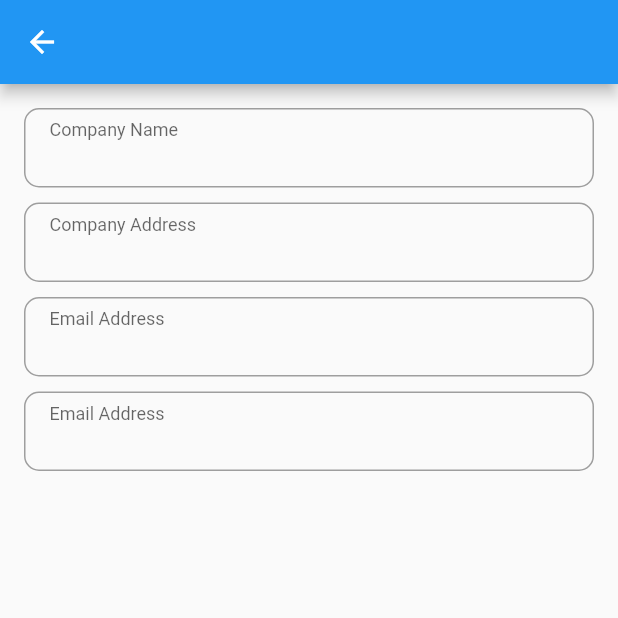
After one commit to ensarhoxhaa/quotation_module, a Flutter app: the QuotationAddCompanyDetailsScreen screen opened directly, on a phone screen of 412 x 824 dp, the top half of it. The commit adds this screen. Run offline on Flutter 3.47's test engine with Material 2 defaults, Android fonts, the phone set to English and light mode, and no system bars; our stand-ins replace dio, flutter_riverpod, flutter_svg; missing offline and left inert: data_class_plugin.

Commit message:
created quotation flow

```diff
--- /dev/null
+++ b/lib/components/app_text_field.dart
@@ -0,0 +1,99 @@
+import 'package:flutter/material.dart';
+import 'package:flutter_svg/flutter_svg.dart';
+
+class AppTextField extends StatelessWidget {
+  const AppTextField({
+    required this.textEditingController,
+    required this.label,
+    required this.maxLines,
+    this.onTap,
+    required this.showError,
+    this.errorText,
+    required this.autoFocus,
+    this.scrollPadding,
+    this.onChanged,
+    this.color,
+    this.height,
+    this.autoCorrect,
+    required this.showIcon,
+    required this.iconPath,
+    this.textInputType,
+    required this.editable,
+    this.focusNode,
+    Key? key}) : super(key: key);
+
+  final TextEditingController textEditingController;
+  final String label;
+  final int maxLines;
+  final VoidCallback? onTap;
+  final bool showError;
+  final String? errorText;
+  final bool autoFocus;
+  final double? scrollPadding;
+  final void Function(String)? onChanged;
+  final Color? color;
+  final double? height;
+  final bool? autoCorrect;
+  final bool showIcon;
+  final String iconPath;
+  final TextInputType? textInputType;
+  final bool editable;
+  final FocusNode? focusNode;
+
+  @override
+  Widget build(BuildContext context) {
+    return Column(
+      crossAxisAlignment: CrossAxisAlignment.start,
+      children: [
+        Container(
+          height: maxLines > 1 ? null : height,
+          padding: EdgeInsets.only(left: 16),
+          decoration: BoxDecoration(
+            color: color,
+            border: Border.all(color: showError ? Colors.red : Colors.grey),
+            borderRadius: BorderRadius.all(
+              Radius.circular(10),
+            ),
+          ),
+          child: Row(
+            children: [
+              Expanded(
+                child: TextFormField(
+                  focusNode: focusNode,
+                  enabled: editable ?? true,
+                  enableInteractiveSelection: true,
+                  textCapitalization: TextCapitalization.sentences,
+                  controller: textEditingController,
+                  onTap: onTap,
+                  onChanged: onChanged,
+                  maxLines: maxLines,
+                  autofocus: autoFocus,
+                  enableSuggestions: autoCorrect ?? true,
+                  autocorrect: autoCorrect ?? true,
+                  keyboardType: textInputType ?? TextInputType.text,
+                  scrollPadding: EdgeInsets.only(bottom: scrollPadding ?? 120),
+                  decoration: InputDecoration(
+                      contentPadding: EdgeInsets.only(top: 8,bottom: 8),
+                      labelText: label,
+                      // labelStyle: textFieldLabelTextStyle,
+                      labelStyle: TextStyle(),
+                      border: InputBorder.none,
+                      floatingLabelBehavior: FloatingLabelBehavior.always),
+                ),
+              ),
+              showIcon ?? false ? Padding(
+                padding: const EdgeInsets.only(right: 16),
+                child: SvgPicture.asset(iconPath),
+              ) : SizedBox()
+            ],
+          ),
+        ),
+        showError
+            ? Padding(
+            padding: EdgeInsets.only(left: 12,top: 8),
+            child: Text(errorText ?? "",style: TextStyle(fontSize: 12,color: Colors.red),))
+            : const SizedBox()
+      ],
+    );
+  }
+}
--- a/lib/repository/quotation_repository.dart
+++ b/lib/repository/quotation_repository.dart
@@ -1,3 +1,10 @@
+import 'package:flutter_riverpod/flutter_riverpod.dart';
+import 'package:quotation_module/services/quotation_service.dart';
+
+final apiService = Provider<QuotationRepository>((ref) => QuotationRepository(ref.watch(quotationService)));
+
 class QuotationRepository {
+  final IQuotationService quotationService;
 
+  QuotationRepository(this.quotationService);
 }
--- /dev/null
+++ b/lib/screens/quotation_creation_flow/quotation_add_company_details_screen.dart
@@ -0,0 +1,59 @@
+import 'package:flutter/material.dart';
+import 'package:quotation_module/components/app_text_field.dart';
+
+class QuotationAddCompanyDetailsScreen extends StatelessWidget {
+  const QuotationAddCompanyDetailsScreen({Key? key}) : super(key: key);
+
+  @override
+  Widget build(BuildContext context) {
+    return Scaffold(
+      appBar: AppBar(),
+      body: Padding(
+        padding: const EdgeInsets.all(16.0),
+        child: Column(
+          children: [
+            AppTextField(
+                textEditingController: TextEditingController(),
+                label: "Company Name",
+                maxLines: 1,
+                showError: false,
+                autoFocus: false,
+                showIcon: false,
+                iconPath: "",
+                editable: true),
+            SizedBox(height: 10,),
+            AppTextField(
+                textEditingController: TextEditingController(),
+                label: "Company Address",
+                maxLines: 1,
+                showError: false,
+                autoFocus: false,
+                showIcon: false,
+                iconPath: "",
+                editable: true),
+            SizedBox(height: 10,),
+            AppTextField(
+                textEditingController: TextEditingController(),
+                label: "Email Address",
+                maxLines: 1,
+                showError: false,
+                autoFocus: false,
+                showIcon: false,
+                iconPath: "",
+                editable: true),
+            SizedBox(height: 10,),
+            AppTextField(
+                textEditingController: TextEditingController(),
+                label: "Email Address",
+                maxLines: 1,
+                showError: false,
+                autoFocus: false,
+                showIcon: false,
+                iconPath: "",
+                editable: true)
+          ],
+        ),
+      ),
+    );
+  }
+}
--- /dev/null
+++ b/lib/screens/quotation_creation_flow/quotation_add_details_screen.dart
@@ -0,0 +1,10 @@
+import 'package:flutter/material.dart';
+
+class QuotationAddDetailsScreen extends StatelessWidget {
+  const QuotationAddDetailsScreen({Key? key}) : super(key: key);
+
+  @override
+  Widget build(BuildContext context) {
+    return Container();
+  }
+}
--- /dev/null
+++ b/lib/screens/quotation_creation_flow/quotation_add_images_screen.dart
@@ -0,0 +1,10 @@
+import 'package:flutter/material.dart';
+
+class QuotationAddImagesScreen extends StatelessWidget {
+  const QuotationAddImagesScreen({Key? key}) : super(key: key);
+
+  @override
+  Widget build(BuildContext context) {
+    return Container();
+  }
+}
--- a/lib/screens/quotation_overview_screen.dart
+++ b/lib/screens/quotation_overview_screen.dart
@@ -1,5 +1,6 @@
 import 'package:flutter/material.dart';
 import 'package:quotation_module/design/text_styles.dart';
+import 'package:quotation_module/screens/quotation_creation_flow/quotation_add_company_details_screen.dart';
 
 class QuotationOverviewScreen extends StatelessWidget {
   const QuotationOverviewScreen({Key? key}) : super(key: key);
@@ -9,6 +10,11 @@ class QuotationOverviewScreen extends StatelessWidget {
     return Scaffold(
       appBar: AppBar(
         title: Text("Quotation Overview"),
+      ),
+      floatingActionButton: FloatingActionButton(
+        onPressed: () {
+          Navigator.push(context, MaterialPageRoute(builder: (context) => QuotationAddCompanyDetailsScreen()));
+        },
       ),
       body: Padding(
         padding: EdgeInsets.all(16),
--- a/lib/services/quotation_service.dart
+++ b/lib/services/quotation_service.dart
@@ -1,11 +1,20 @@
+import 'package:dio/dio.dart';
+import 'package:flutter_riverpod/flutter_riverpod.dart';
 import 'package:quotation_module/models/quotation.dart';
+
+final quotationService = Provider<QuotationService>((ref) => QuotationService(Dio()));
 
 abstract class IQuotationService {
   Future<bool> createQuotation();
   Future<List<Quotation>> getAllQuotations();
 }
 
-class QuotationService implements IQuotationService{
+class QuotationService implements IQuotationService {
+
+  QuotationService(this._dio);
+
+  final Dio _dio;
+
   @override
   Future<List<Quotation>> getAllQuotations() {
     // TODO: implement getAllQuotations
--- a/pubspec.yaml
+++ b/pubspec.yaml
@@ -37,6 +37,8 @@ dependencies:
   cupertino_icons: ^1.0.2
   flutter_riverpod: ^2.3.2
   data_class_plugin: ^0.2.1
+  dio: ^5.0.2
+  flutter_svg: ^2.0.4
 
 dev_dependencies:
   flutter_test:
```
